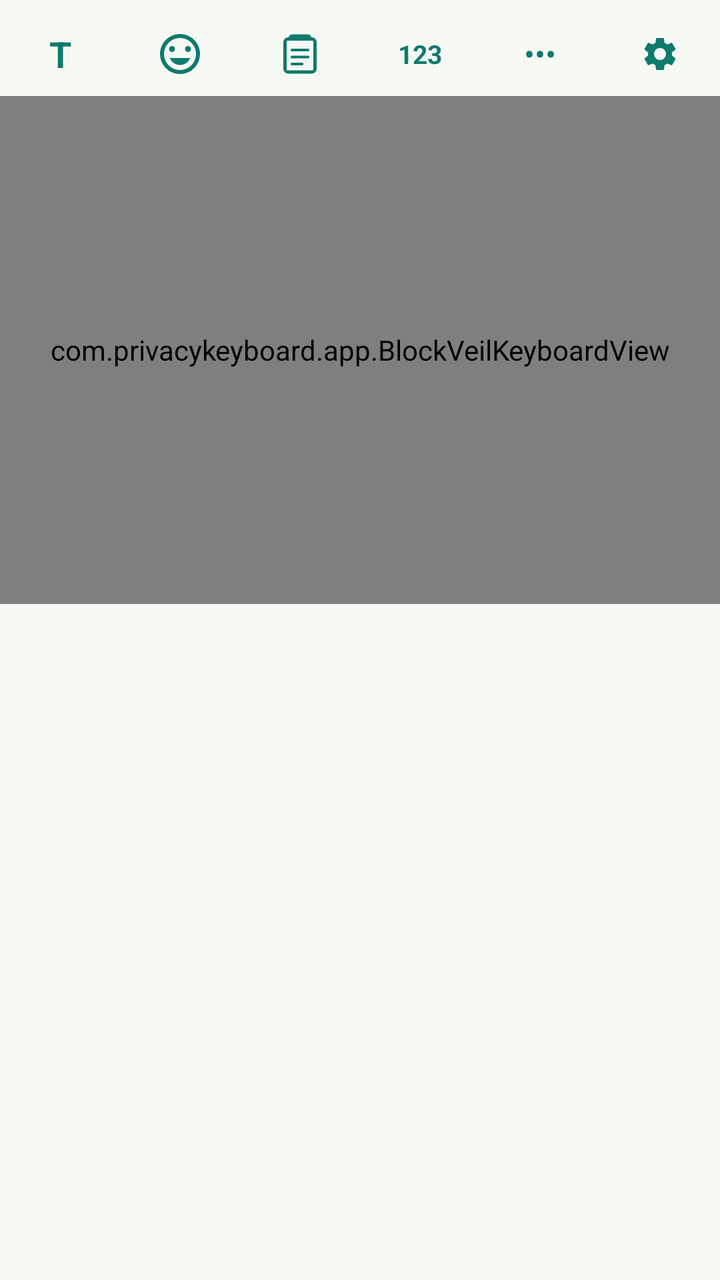
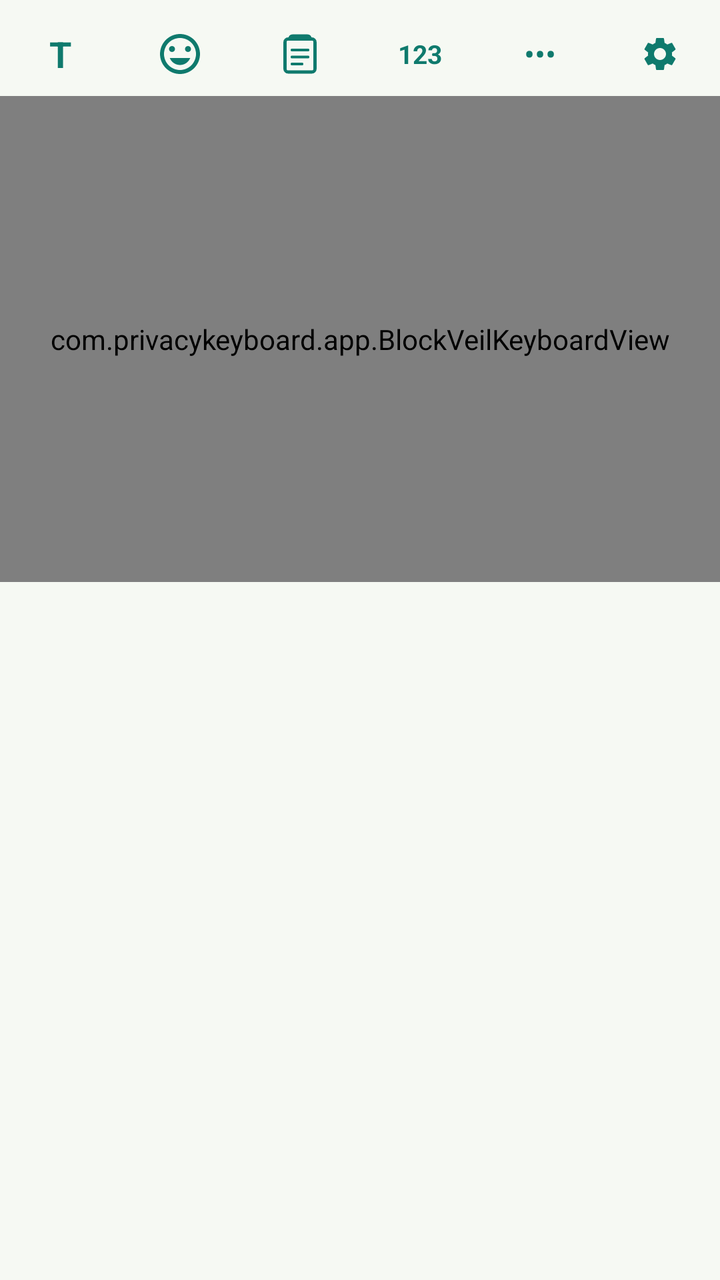

Compare the two renders of this Android layout. The source of the first and the diff that turns it into the second are given below.
<!-- AndroidManifest.xml: application theme Theme.BlockVeil -->
<!-- res/layout/input_view.xml -->
<?xml version="1.0" encoding="utf-8"?>
<LinearLayout xmlns:android="http://schemas.android.com/apk/res/android"
    android:layout_width="match_parent"
    android:layout_height="wrap_content"
    android:orientation="vertical"
    android:background="@color/ime_bg"
    android:paddingTop="6dp"
    android:paddingBottom="0dp">

    <LinearLayout
        android:id="@+id/suggestion_strip"
        android:layout_width="match_parent"
        android:layout_height="42dp"
        android:orientation="horizontal"
        android:background="@color/ime_bg"
        android:gravity="center_vertical">

        <TextView
            android:id="@+id/icon_text_tool"
            android:layout_width="0dp"
            android:layout_height="match_parent"
            android:layout_weight="1"
            android:gravity="center"
            android:text="@string/icon_text_tool"
            android:textColor="@color/ime_key_function"
            android:textStyle="bold"
            android:textSize="18sp" />

        <LinearLayout
            android:id="@+id/toolbar_icons_group"
            android:layout_width="0dp"
            android:layout_height="match_parent"
            android:layout_weight="5"
            android:orientation="horizontal"
            android:gravity="center_vertical">

            <ImageView
                android:id="@+id/icon_emoji_top"
                android:layout_width="0dp"
                android:layout_height="24dp"
                android:layout_weight="1"
                android:src="@drawable/sentiment_satisfied_24"
                android:tint="@color/ime_key_function"
                android:scaleType="centerInside" />

            <ImageView
                android:id="@+id/clipboard_button"
                android:layout_width="0dp"
                android:layout_height="24dp"
                android:layout_weight="1"
                android:src="@drawable/ic_top_clipboard"
                android:scaleType="centerInside" />

            <TextView
                android:id="@+id/icon_123_top"
                android:layout_width="0dp"
                android:layout_height="match_parent"
                android:layout_weight="1"
                android:gravity="center"
                android:text="@string/icon_123_top"
                android:textColor="@color/ime_key_function"
                android:textStyle="bold"
                android:textSize="13sp" />

            <TextView
                android:id="@+id/icon_more_options"
                android:layout_width="0dp"
                android:layout_height="match_parent"
                android:layout_weight="1"
                android:gravity="center"
                android:text="@string/icon_more_options"
                android:textColor="@color/ime_key_function"
                android:textSize="16sp" />

            <ImageView
                android:id="@+id/settings_header_button"
                android:layout_width="0dp"
                android:layout_height="20dp"
                android:layout_weight="1"
                android:src="@drawable/ic_settings_gear"
                android:scaleType="centerInside" />
        </LinearLayout>

        <LinearLayout
            android:id="@+id/suggestions_group"
            android:layout_width="0dp"
            android:layout_height="match_parent"
            android:layout_weight="5"
            android:orientation="horizontal"
            android:visibility="gone">

            <TextView
                android:id="@+id/suggestion_1"
                android:layout_width="0dp"
                android:layout_height="match_parent"
                android:layout_weight="1"
                android:gravity="center"
                android:textColor="@color/ime_suggestion_text"
                android:textSize="16sp" />

            <TextView
                android:id="@+id/suggestion_2"
                android:layout_width="0dp"
                android:layout_height="match_parent"
                android:layout_weight="1"
                android:gravity="center"
                android:textColor="@color/ime_suggestion_text"
                android:textSize="16sp" />

            <TextView
                android:id="@+id/suggestion_3"
                android:layout_width="0dp"
                android:layout_height="match_parent"
                android:layout_weight="1"
                android:gravity="center"
                android:textColor="@color/ime_suggestion_text"
                android:textSize="16sp" />
        </LinearLayout>
    </LinearLayout>

    <FrameLayout
        android:layout_width="match_parent"
        android:layout_height="254dp">

        <com.privacykeyboard.app.BlockVeilKeyboardView
            android:id="@+id/keyboard_view"
            android:layout_width="match_parent"
            android:layout_height="match_parent"
            android:background="@color/ime_bg"
            android:shadowColor="#00000000"
            android:shadowRadius="0" />

        <LinearLayout
            android:id="@+id/clipboard_panel"
            android:layout_width="match_parent"
            android:layout_height="match_parent"
            android:orientation="vertical"
            android:background="@color/ime_bg"
            android:visibility="gone">

            <LinearLayout
                android:layout_width="match_parent"
                android:layout_height="wrap_content"
                android:orientation="horizontal"
                android:gravity="center_vertical"
                android:padding="10dp">

                <ImageView
                    android:id="@+id/clipboard_close_button"
                    android:layout_width="26dp"
                    android:layout_height="26dp"
                    android:src="@drawable/arrow_back_24"
                    android:tint="@color/ime_text_primary"
                    android:contentDescription="@string/back_arrow"
                    android:paddingEnd="12dp" />

                <View
                    android:layout_width="0dp"
                    android:layout_height="1dp"
                    android:layout_weight="1" />

                <TextView
                    android:id="@+id/clipboard_clear_button"
                    android:layout_width="wrap_content"
                    android:layout_height="wrap_content"
                    android:text="@string/clear_all"
                    android:textColor="@color/ime_text_secondary"
                    android:textSize="13sp" />
            </LinearLayout>

            <ScrollView
                android:layout_width="match_parent"
                android:layout_height="0dp"
                android:layout_weight="1">

                <LinearLayout
                    android:id="@+id/clipboard_list"
                    android:layout_width="match_parent"
                    android:layout_height="wrap_content"
                    android:orientation="vertical" />
            </ScrollView>

        </LinearLayout>

        <LinearLayout
            android:id="@+id/emoji_panel"
            android:layout_width="match_parent"
            android:layout_height="match_parent"
            android:orientation="vertical"
            android:background="@color/ime_bg"
            android:visibility="gone">

            <LinearLayout
                android:id="@+id/emoji_category_row"
                android:layout_width="match_parent"
                android:layout_height="40dp"
                android:orientation="horizontal"
                android:background="@color/ime_bg" />

            <View
                android:layout_width="match_parent"
                android:layout_height="1dp"
                android:background="#E0E0E0" />

            <FrameLayout
                android:layout_width="match_parent"
                android:layout_height="0dp"
                android:layout_weight="1"
                android:background="@color/ime_bg">

                <TextView
                    android:layout_width="wrap_content"
                    android:layout_height="wrap_content"
                    android:layout_gravity="center"
                    android:text="@string/emoji_coming_soon"
                    android:textColor="@color/ime_text_secondary"
                    android:textSize="13sp" />
            </FrameLayout>

            <LinearLayout
                android:layout_width="match_parent"
                android:layout_height="wrap_content"
                android:orientation="horizontal"
                android:background="@color/ime_bg"
                android:padding="8dp">

                <TextView
                    android:id="@+id/emoji_abc_button"
                    android:layout_width="wrap_content"
                    android:layout_height="wrap_content"
                    android:text="ABC"
                    android:textColor="@color/ime_key_function"
                    android:textStyle="bold"
                    android:textSize="15sp"
                    android:padding="8dp" />
            </LinearLayout>

        </LinearLayout>

    </FrameLayout>

</LinearLayout>
<!-- resources referenced by this layout -->
<resources>
  <color name="ime_bg">#F6F9F3</color>
  <color name="ime_key_function">#0F7A6D</color>
  <color name="ime_suggestion_text">#174A3D</color>
  <color name="ime_text_primary">#174A3D</color>
  <color name="ime_text_secondary">#3A5F52</color>
  <!-- drawable arrow_back_24 (drawable) -->
  <?xml version="1.0" encoding="utf-8"?>
  <vector xmlns:android="http://schemas.android.com/apk/res/android"
      android:width="24dp"
      android:height="24dp"
      android:viewportWidth="24"
      android:viewportHeight="24">
      <path
          android:pathData="M 20,11 L 7.83,11 L 13.42,5.41 L 12,4 L 4,12 L 12,20 L 13.41,18.59 L 7.83,13 L 20,13 Z"
          android:fillColor="#FFFFFF" />
  </vector>
  <!-- drawable ic_top_clipboard (drawable) -->
  <?xml version="1.0" encoding="utf-8"?>
  <vector xmlns:android="http://schemas.android.com/apk/res/android"
      android:width="24dp"
      android:height="24dp"
      android:viewportWidth="24"
      android:viewportHeight="24">
  
      <path
          android:fillColor="#00000000"
          android:strokeColor="@color/ime_key_function"
          android:strokeWidth="1.6"
          android:pathData="M7,5 L7,4.2 C7,3.5 7.5,3 8.2,3 L15.8,3 C16.5,3 17,3.5 17,4.2 L17,5" />
  
      <path
          android:fillColor="#00000000"
          android:strokeColor="@color/ime_key_function"
          android:strokeWidth="1.6"
          android:strokeLineJoin="round"
          android:pathData="M6,4.5 L18,4.5 C18.8,4.5 19.5,5.2 19.5,6 L19.5,19.5 C19.5,20.3 18.8,21 18,21 L6,21 C5.2,21 4.5,20.3 4.5,19.5 L4.5,6 C4.5,5.2 5.2,4.5 6,4.5 Z" />
  
      <path
          android:fillColor="#00000000"
          android:strokeColor="@color/ime_key_function"
          android:strokeWidth="1.4"
          android:strokeLineCap="round"
          android:pathData="M8,10 L16,10 M8,13.5 L16,13.5 M8,17 L13,17" />
  </vector>
  <!-- drawable sentiment_satisfied_24 (drawable) -->
  <?xml version="1.0" encoding="utf-8"?>
  <vector xmlns:android="http://schemas.android.com/apk/res/android"
      android:width="24dp"
      android:height="24dp"
      android:viewportWidth="24"
      android:viewportHeight="24">
  
      <path
          android:fillColor="#FF000000"
          android:pathData="M12,2 C6.48,2 2,6.48 2,12 C2,17.52 6.48,22 12,22 C17.52,22 22,17.52 22,12 C22,6.48 17.52,2 12,2 Z M12,20 C7.59,20 4,16.41 4,12 C4,7.59 7.59,4 12,4 C16.41,4 20,7.59 20,12 C20,16.41 16.41,20 12,20 Z" />
  
      <path
          android:fillColor="#FF000000"
          android:pathData="M8,11 C8.83,11 9.5,10.33 9.5,9.5 C9.5,8.67 8.83,8 8,8 C7.17,8 6.5,8.67 6.5,9.5 C6.5,10.33 7.17,11 8,11 Z" />
  
      <path
          android:fillColor="#FF000000"
          android:pathData="M16,11 C16.83,11 17.5,10.33 17.5,9.5 C17.5,8.67 16.83,8 16,8 C15.17,8 14.5,8.67 14.5,9.5 C14.5,10.33 15.17,11 16,11 Z" />
  
      <path
          android:fillColor="#FF000000"
          android:pathData="M12,17.5 C14.33,17.5 16.31,16.04 17.11,14 L6.89,14 C7.69,16.04 9.67,17.5 12,17.5 Z" />
  </vector>
  <string name="back_arrow">Back</string>
  <string name="clear_all">Clear all</string>
  <string name="emoji_coming_soon">Emoji picker coming soon</string>
  <string name="icon_123_top">123</string>
  <string name="icon_more_options">•••</string>
  <string name="icon_text_tool">T</string>
  <style name="Theme.BlockVeil" parent="android:Theme.Material.NoActionBar">
          <item name="android:windowBackground">@color/bg_dark</item>
          <item name="android:statusBarColor">@color/bg_dark</item>
          <item name="android:navigationBarColor">@color/bg_dark</item>
          <item name="android:colorAccent">@color/accent_mint</item>
      </style>
  <color name="bg_dark">#0D1F1A</color>
  <color name="accent_mint">#6FE7B0</color>
  <!-- unchanged entries left out for length: 1 -->
</resources>

<!-- the commit's change to res/layout/input_view.xml (unified diff, before → after) -->
@@ -120,7 +120,7 @@
 
     <FrameLayout
         android:layout_width="match_parent"
-        android:layout_height="254dp">
+        android:layout_height="243dp">
 
         <com.privacykeyboard.app.BlockVeilKeyboardView
             android:id="@+id/keyboard_view"
